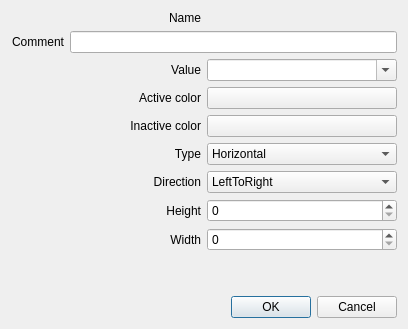
Old version of the form sources/awesome-widget/graphicalitem.ui in the repository arcan1s/awesome-widgets.
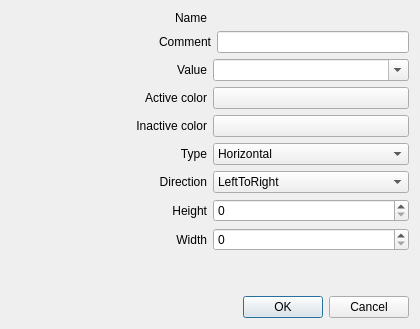
New version of the form.

Diff of the .ui file:
```diff
--- a/sources/awesome-widget/graphicalitem.ui
+++ b/sources/awesome-widget/graphicalitem.ui
@@ -6,7 +6,7 @@
    <rect>
     <x>0</x>
     <y>0</y>
-    <width>408</width>
+    <width>420</width>
     <height>329</height>
    </rect>
   </property>
@@ -39,6 +39,12 @@
     <layout class="QHBoxLayout" name="layout_comment">
      <item>
       <widget class="QLabel" name="label_comment">
+       <property name="minimumSize">
+        <size>
+         <width>200</width>
+         <height>0</height>
+        </size>
+       </property>
        <property name="text">
         <string>Comment</string>
        </property>
```
